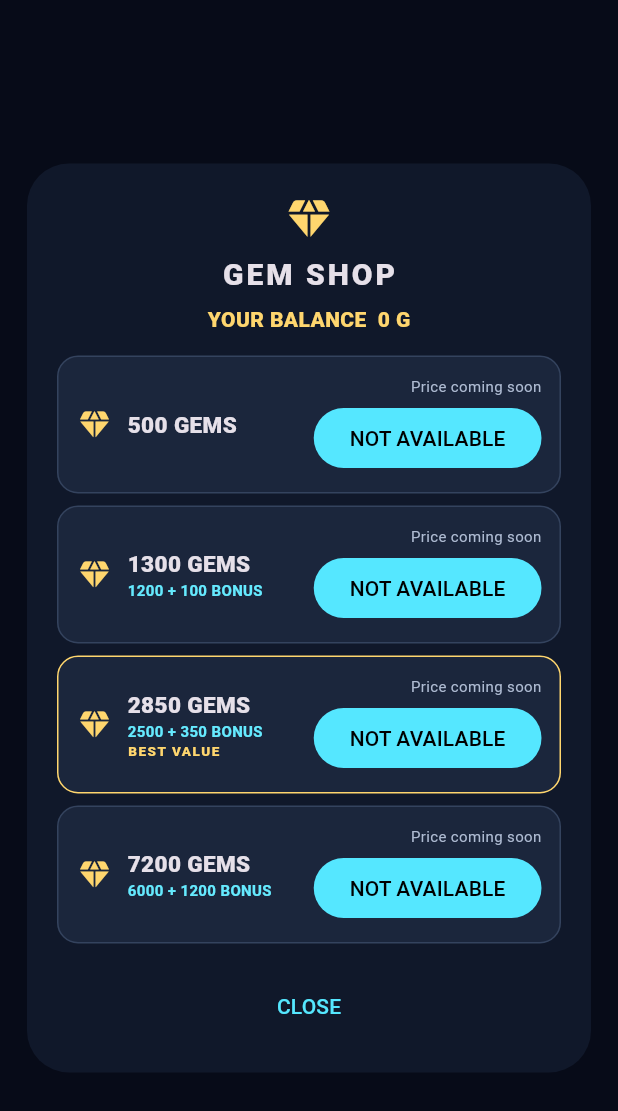
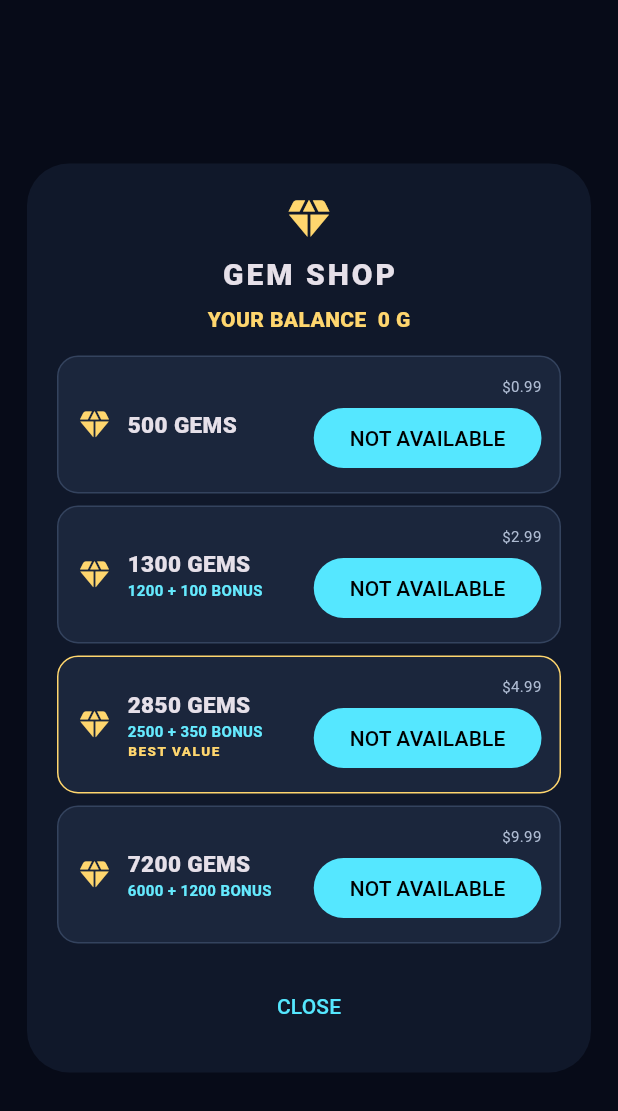
Before and after one commit to hossamolwan/orbit_dash, a Flutter app: the GemShopDialog widget shown alone on an empty page, opened directly with empty values, on a phone screen of 412 x 824 dp. Shown: the top 1111 px of the screen. Run offline on Flutter 3.47's test engine with Material 3 defaults, Android fonts, the phone set to English and light mode, and no system bars; our stand-ins replace audioplayers, shared_preferences; accounts and stored records are empty.

Commit message:
feat: add gem package prices

```diff
--- a/lib/gem_shop.dart
+++ b/lib/gem_shop.dart
@@ -1,6 +1,6 @@
 import 'package:flutter/foundation.dart';
 
-/// Stable store products. Price strings are intentionally unset until approved.
+/// Stable store products, including display-only approved price metadata.
 @immutable
 class GemPackage {
   const GemPackage({
@@ -22,16 +22,34 @@ class GemPackage {
 }
 
 const gemPackages = <GemPackage>[
-  GemPackage(id: 'gems.small', gems: 500, displayOrder: 0),
-  GemPackage(id: 'gems.medium', gems: 1200, bonusGems: 100, displayOrder: 1),
+  GemPackage(
+    id: 'gems.small',
+    gems: 500,
+    displayOrder: 0,
+    displayPrice: r'$0.99',
+  ),
+  GemPackage(
+    id: 'gems.medium',
+    gems: 1200,
+    bonusGems: 100,
+    displayOrder: 1,
+    displayPrice: r'$2.99',
+  ),
   GemPackage(
     id: 'gems.large',
     gems: 2500,
     bonusGems: 350,
     displayOrder: 2,
     featured: true,
+    displayPrice: r'$4.99',
   ),
-  GemPackage(id: 'gems.mega', gems: 6000, bonusGems: 1200, displayOrder: 3),
+  GemPackage(
+    id: 'gems.mega',
+    gems: 6000,
+    bonusGems: 1200,
+    displayOrder: 3,
+    displayPrice: r'$9.99',
+  ),
 ];
 
 enum GemPurchaseStatus { unavailable }
--- a/lib/main.dart
+++ b/lib/main.dart
@@ -4357,7 +4357,7 @@ class _GemShopDialogState extends State<GemShopDialog> {
             if (package.featured) const Text('BEST VALUE', style: TextStyle(color: Color(0xffffd66e), fontSize: 9, fontWeight: FontWeight.w900, letterSpacing: 1)),
           ])),
           Column(crossAxisAlignment: CrossAxisAlignment.end, children: [
-            Text(package.displayPrice ?? 'Price coming soon', style: const TextStyle(color: Color(0xffaebbd2), fontSize: 10)),
+            Text(package.displayPrice ?? '—', style: const TextStyle(color: Color(0xffaebbd2), fontSize: 10)),
             const SizedBox(height: 4),
             FilledButton(onPressed: _pending ? null : () => _purchase(package), child: _pending ? const SizedBox(width: 14, height: 14, child: CircularProgressIndicator(strokeWidth: 2)) : const Text('NOT AVAILABLE')),
           ]),
```
Also changed, not shown: 1 other file.
